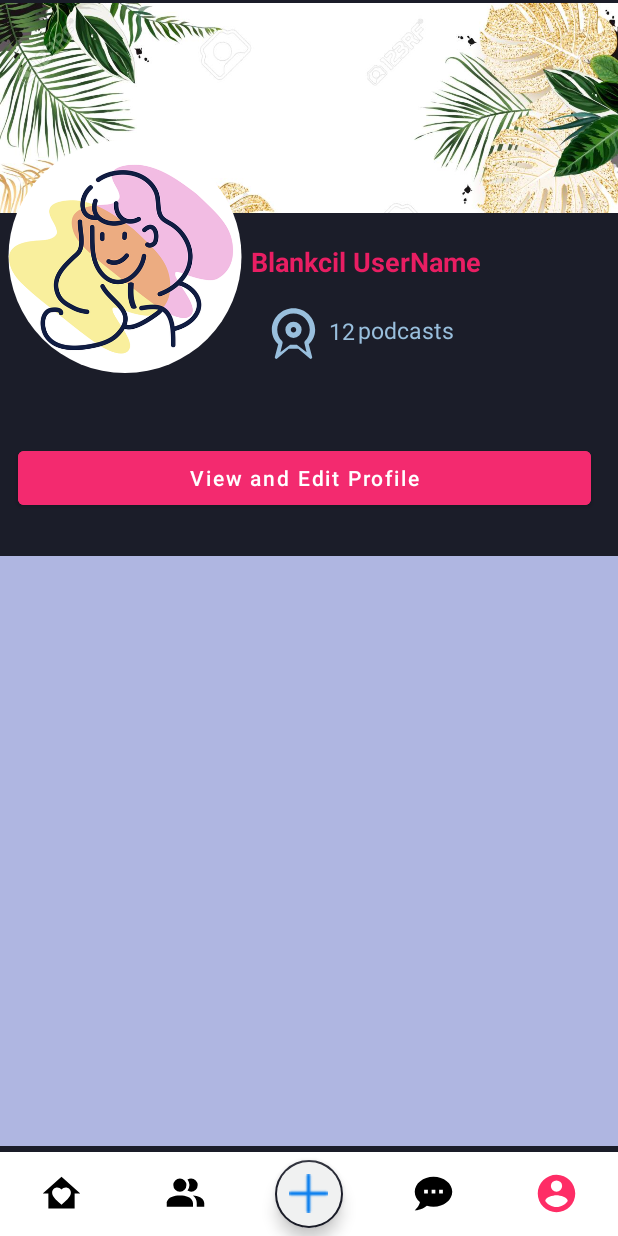
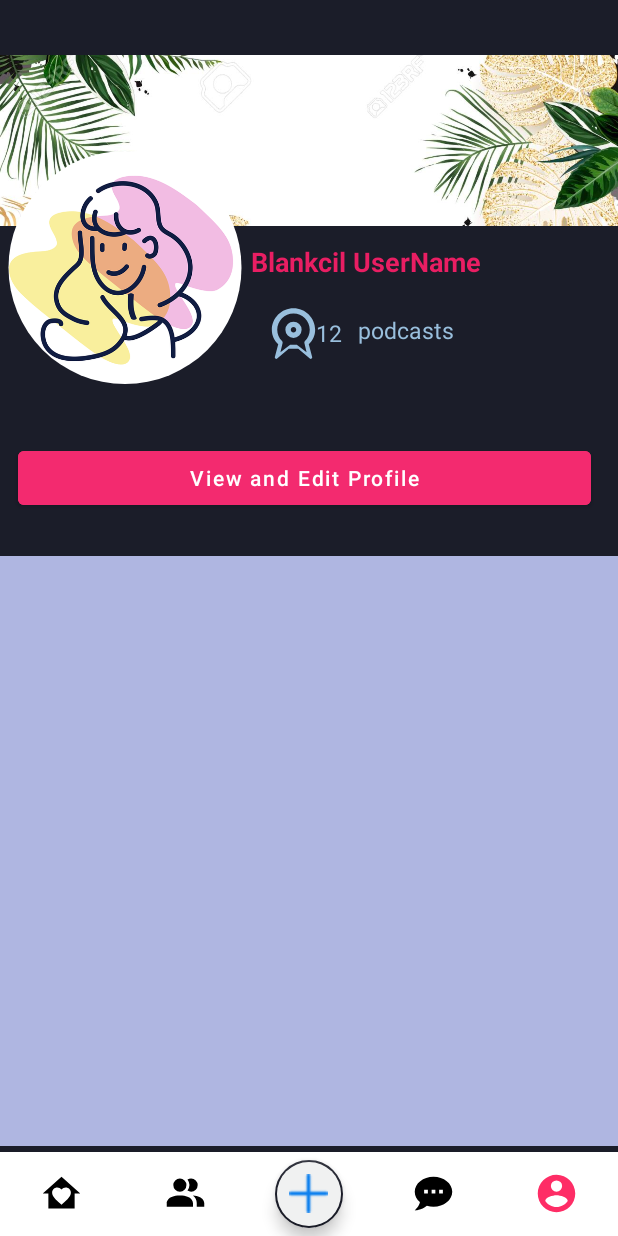
Before and after one commit to nauht1/blankcil_android, an Android app: the HomeFragment screen opened directly, with no data from a screen before it, item 5 of the bottom bar chosen, on a phone screen of 412 x 824 dp. Run offline under Robolectric (Android 15) with nearby library versions, the phone set to English and light mode, and no system bars; our stand-ins replace CircleImageView; pictures from the network do not load.

Commit message:
feat: In progress: code in fragement account

```diff
--- a/app/src/main/java/hcmute/com/blankcil/config/RetrofitClient.java
+++ b/app/src/main/java/hcmute/com/blankcil/config/RetrofitClient.java
@@ -15,7 +15,8 @@ public class RetrofitClient {
 
     //Dùng để chạy local host song song với máy THẬT, cả 2 thiết bị phải cùng kết nối chung 1 internet
     //và thay IPv4 của (windows/mac) vào bên dưới nhé.
-    private static String BASE_URL="http://192.168.1.3:9090/api/v1/";
+//    private static String BASE_URL="http://192.168.1.3:9090/api/v1/";
+    private static String BASE_URL="http://192.168.43.218:9090/api/v1/";
 
 
     private static RetrofitClient retrofitClient;
--- a/app/src/main/java/hcmute/com/blankcil/view/fragments/AccountFragment.java
+++ b/app/src/main/java/hcmute/com/blankcil/view/fragments/AccountFragment.java
@@ -4,17 +4,82 @@ import android.os.Bundle;
 import android.view.LayoutInflater;
 import android.view.View;
 import android.view.ViewGroup;
+import android.widget.Button;
+import android.widget.ImageView;
+import android.widget.TextView;
 
 import androidx.fragment.app.Fragment;
+import androidx.recyclerview.widget.RecyclerView;
+
+import com.bumptech.glide.Glide;
+
+import java.io.File;
+import java.util.List;
 
 import hcmute.com.blankcil.R;
+import hcmute.com.blankcil.model.PodcastModel;
+import hcmute.com.blankcil.model.UserModel;
+import hcmute.com.blankcil.utils.SharedPrefManager;
 
-public class AccountFragment extends Fragment {
 
+public class AccountFragment extends Fragment implements View.OnClickListener {
+    ImageView imgBanner, imgAvatar;
+    TextView txtNumberOfPodcast, txtUsername;
+    Button btnEdit;
+    RecyclerView recyclerView;
     @Override
     public View onCreateView(LayoutInflater inflater, ViewGroup container,
                              Bundle savedInstanceState) {
         // Inflate the layout for this fragment
-        return inflater.inflate(R.layout.fragment_account, container, false);
+        View view =  inflater.inflate(R.layout.fragment_account, container, false);
+        imgAvatar = view.findViewById(R.id.imgAvatar);
+        imgBanner = view.findViewById(R.id.imgBanner);
+        txtUsername = view.findViewById(R.id.txtUsername);
+        txtNumberOfPodcast = view.findViewById(R.id.txtNumberOfPodcasts);
+        recyclerView = view.findViewById(R.id.recyclerviewPodcast);
+
+        UserModel userModel = SharedPrefManager.getInstance(getContext()).getUserModel();
+        if(userModel!=null){
+            txtUsername.setText(userModel.getFullname());
+            List<PodcastModel> podcastModelList = userModel.getPodcasts();
+            int numberofPodcasts = podcastModelList.size();
+            txtNumberOfPodcast.setText(String.valueOf(numberofPodcasts));
+            String avatarURL = userModel.getAvatar_url();
+            String coverURL = userModel.getCover_url();
+
+            if(avatarURL!=null && !avatarURL.isEmpty()){
+                Glide.with(this)
+                        .load(avatarURL)
+                        .into(imgAvatar);
+            } else {
+                //nếu avatar chưa có ảnh thì để ảnh mặc định theo link bên dưới
+                Glide.with(this)
+                        .load("https://cdn3.vectorstock.com/i/1000x1000/80/92/avatar-user-basic-blue-dotted-line-icon-vector-25358092.jpg")
+                        .into(imgAvatar);
+            }
+
+            if(coverURL!=null && !coverURL.isEmpty()){
+                Glide.with(this)
+                        .load(coverURL)
+                        .into(imgBanner);
+            } else {
+                //nếu banner chưa có ảnh thì để ảnh mặc định theo link bên dưới
+                Glide.with(this)
+                        .load("https://as1.ftcdn.net/v2/jpg/04/62/76/74/1000_F_462767413_4gRTpH3q2U9DUXdK3UubkOeFXsnUlENd.jpg")
+                        .into(imgBanner);
+            }
+        }
+//        btnEdit.setOnClickListener(new View.OnClickListener() {
+//            @Override
+//            public void onClick(View v) {
+//
+//            }
+//        });
+        return  view;
+    }
+
+    @Override
+    public void onClick(View v) {
+
     }
 }
--- a/app/src/main/res/layout/fragment_account.xml
+++ b/app/src/main/res/layout/fragment_account.xml
@@ -5,7 +5,7 @@
     android:layout_width="match_parent"
     android:layout_height="match_parent"
     android:background="@color/black80"
-    tools:context=".view.fragments.HomeFragment">
+    tools:context=".view.fragments.AccountFragment">
 
     <!-- TODO: Update blank fragment layout -->
 
@@ -20,9 +20,10 @@
     <ImageView
         android:id="@+id/imgBanner"
         android:layout_width="match_parent"
-        android:layout_height="wrap_content"
+        android:layout_height="114dp"
         android:layout_alignParentBottom="true"
-        android:layout_marginBottom="624dp"
+        android:layout_marginBottom="617dp"
+        android:scaleType="centerCrop"
         android:src="@drawable/banner2" />
 
     <de.hdodenhof.circleimageview.CircleImageView
@@ -34,7 +35,7 @@
         android:layout_alignParentBottom="true"
         android:layout_marginStart="-4dp"
         android:layout_marginEnd="241dp"
-        android:layout_marginBottom="519dp"
+        android:layout_marginBottom="512dp"
         android:src="@drawable/avatar1" />
 
     <TextView
@@ -90,8 +91,8 @@
         android:layout_height="wrap_content"
         android:layout_above="@+id/btnEditProfile"
         android:layout_alignParentEnd="true"
-        android:layout_marginEnd="175dp"
-        android:layout_marginBottom="63dp"
+        android:layout_marginEnd="184dp"
+        android:layout_marginBottom="62dp"
         android:text="12"
         android:textColor="#99BFDD"
         android:textSize="15sp" />
```
